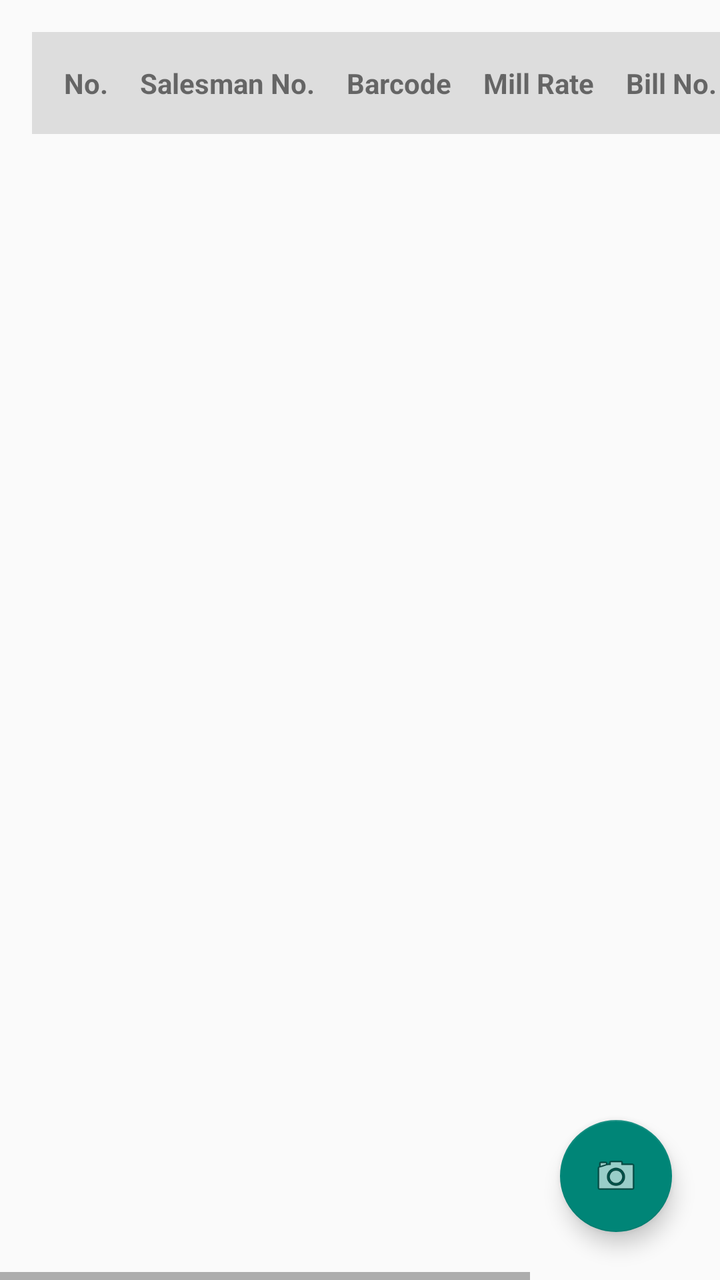
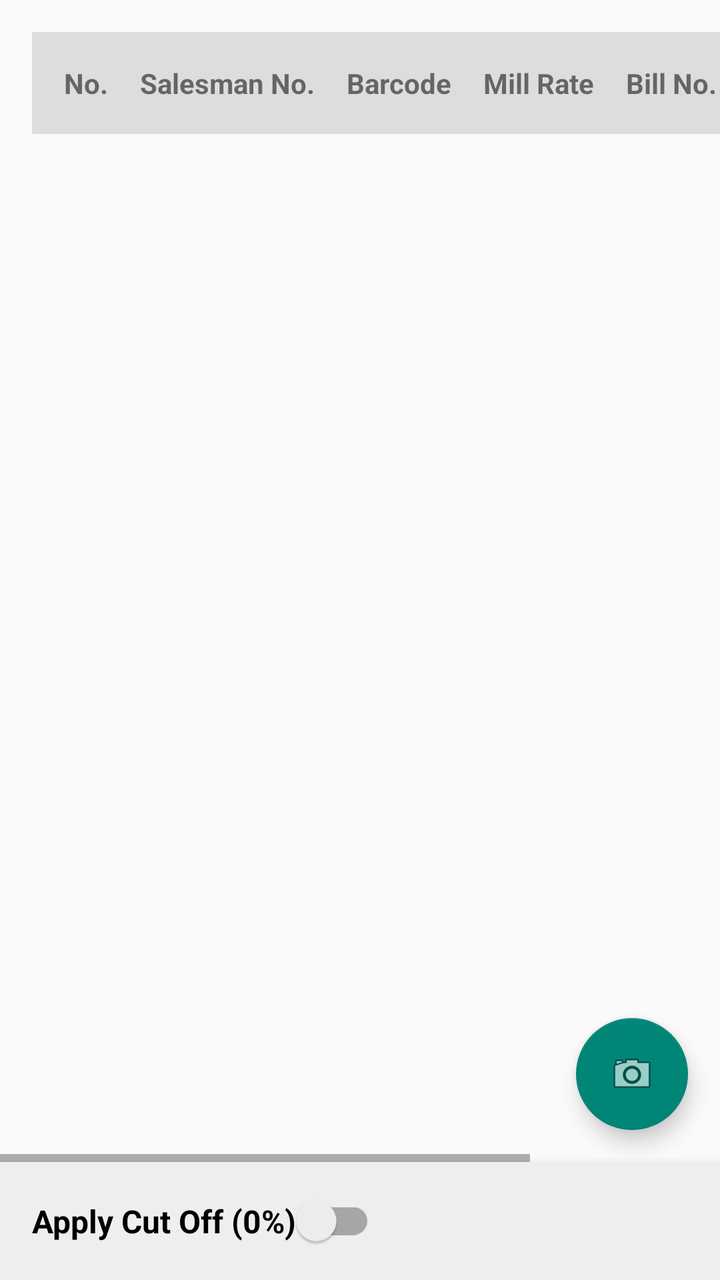

The first picture is an Android layout as it rendered before a commit; the second is the same layout after the commit. The layout source and the unified diff follow.
<!-- AndroidManifest.xml: application theme Theme.AppCompat.Light.DarkActionBar -->
<!-- res/layout/activity_main.xml -->
<?xml version="1.0" encoding="utf-8"?>
<androidx.constraintlayout.widget.ConstraintLayout 
    xmlns:android="http://schemas.android.com/apk/res/android"
    xmlns:app="http://schemas.android.com/apk/res-auto"
    android:layout_width="match_parent"
    android:layout_height="match_parent">

    <HorizontalScrollView
        android:layout_width="match_parent"
        android:layout_height="match_parent"
        app:layout_constraintTop_toTopOf="parent"
        app:layout_constraintBottom_toBottomOf="parent">

        <ScrollView
            android:layout_width="wrap_content"
            android:layout_height="match_parent">

            <TableLayout
                android:id="@+id/tableLayout"
                android:layout_width="wrap_content"
                android:layout_height="wrap_content"
                android:padding="16dp"
                android:stretchColumns="*">
                
                
                <TableRow
                    android:background="#DDDDDD"
                    android:padding="8dp">
                    <TextView android:text="No." android:textStyle="bold" android:padding="8dp"/>
                    <TextView android:text="Salesman No." android:textStyle="bold" android:padding="8dp"/>
                    <TextView android:text="Barcode" android:textStyle="bold" android:padding="8dp"/>
                    <TextView android:text="Mill Rate" android:textStyle="bold" android:padding="8dp"/>
                    <TextView android:text="Bill No." android:textStyle="bold" android:padding="8dp"/>
                    <TextView android:text="Date" android:textStyle="bold" android:padding="8dp"/>
                    <TextView android:text="Jappa" android:textStyle="bold" android:padding="8dp"/>
                </TableRow>
            </TableLayout>
        </ScrollView>
    </HorizontalScrollView>

    <com.google.android.material.floatingactionbutton.FloatingActionButton
        android:id="@+id/fabCamera"
        android:layout_width="wrap_content"
        android:layout_height="wrap_content"
        android:layout_margin="24dp"
        android:src="@android:drawable/ic_menu_camera"
        app:layout_constraintBottom_toBottomOf="parent"
        app:layout_constraintEnd_toEndOf="parent" />

</androidx.constraintlayout.widget.ConstraintLayout>
<!-- resources referenced by this layout -->
<resources>

</resources>

<!-- the commit's change to res/layout/activity_main.xml (unified diff, before → after) -->
@@ -7,9 +7,9 @@
 
     <HorizontalScrollView
         android:layout_width="match_parent"
-        android:layout_height="match_parent"
+        android:layout_height="0dp"
         app:layout_constraintTop_toTopOf="parent"
-        app:layout_constraintBottom_toBottomOf="parent">
+        app:layout_constraintBottom_toTopOf="@+id/bottomPanel">
 
         <ScrollView
             android:layout_width="wrap_content"
@@ -42,9 +42,28 @@
         android:id="@+id/fabCamera"
         android:layout_width="wrap_content"
         android:layout_height="wrap_content"
-        android:layout_margin="24dp"
+        android:layout_margin="16dp"
         android:src="@android:drawable/ic_menu_camera"
-        app:layout_constraintBottom_toBottomOf="parent"
+        app:layout_constraintBottom_toTopOf="@+id/bottomPanel"
         app:layout_constraintEnd_toEndOf="parent" />
 
+    
+    <LinearLayout
+        android:id="@+id/bottomPanel"
+        android:layout_width="match_parent"
+        android:layout_height="wrap_content"
+        android:background="#EEEEEE"
+        android:padding="16dp"
+        android:elevation="8dp"
+        app:layout_constraintBottom_toBottomOf="parent">
+
+        <androidx.appcompat.widget.SwitchCompat
+            android:id="@+id/switchCutOff"
+            android:layout_width="wrap_content"
+            android:layout_height="wrap_content"
+            android:text="Apply Cut Off (0%)"
+            android:textSize="16sp"
+            android:textStyle="bold" />
+    </LinearLayout>
+
 </androidx.constraintlayout.widget.ConstraintLayout>
